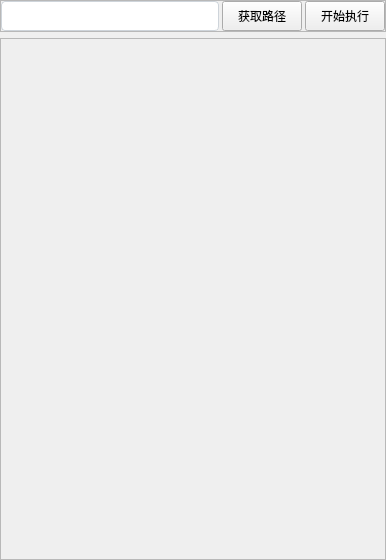
Qt form ui/instruction.ui (jiang-xin9/PyCom) before a commit.
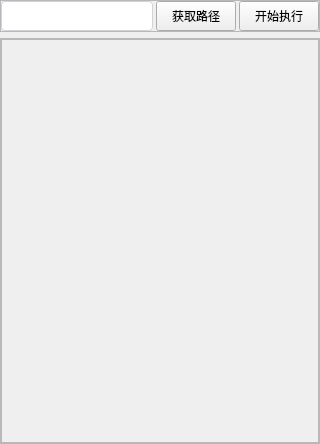
The same form after that commit. Icons and pictures are not drawn. Custom widgets are drawn as their Qt base class.

Commit message: 修改布局，增加滚动条

The edit to the form file:
```diff
--- a/ui/instruction.ui
+++ b/ui/instruction.ui
@@ -6,8 +6,8 @@
    <rect>
     <x>0</x>
     <y>0</y>
-    <width>386</width>
-    <height>560</height>
+    <width>320</width>
+    <height>444</height>
    </rect>
   </property>
   <property name="windowTitle">
@@ -112,6 +112,33 @@
     </widget>
    </item>
    <item>
+    <widget class="QScrollArea" name="scrollArea">
+     <property name="widgetResizable">
+      <bool>true</bool>
+     </property>
+     <widget class="QWidget" name="scrollAreaWidgetContents_2">
+      <property name="geometry">
+       <rect>
+        <x>0</x>
+        <y>0</y>
+        <width>318</width>
+        <height>404</height>
+       </rect>
+      </property>
+      <layout class="QVBoxLayout" name="verticalLayout_4">
+       <property name="leftMargin">
+        <number>0</number>
+       </property>
+       <property name="topMargin">
+        <number>0</number>
+       </property>
+       <property name="rightMargin">
+        <number>0</number>
+       </property>
+       <property name="bottomMargin">
+        <number>0</number>
+       </property>
+       <item>
     <widget class="QFrame" name="frame_2">
      <property name="sizePolicy">
       <sizepolicy hsizetype="Preferred" vsizetype="Expanding">
@@ -130,25 +157,22 @@
        <number>3</number>
       </property>
       <property name="leftMargin">
-       <number>0</number>
+           <number>1</number>
       </property>
       <property name="topMargin">
-       <number>0</number>
+           <number>1</number>
       </property>
       <property name="rightMargin">
-       <number>0</number>
+           <number>1</number>
       </property>
       <property name="bottomMargin">
-       <number>0</number>
-      </property>
-      <item>
-       <layout class="QVBoxLayout" name="verticalLayout_2">
-        <property name="spacing">
-         <number>3</number>
-        </property>
-       </layout>
-      </item>
-     </layout>
+           <number>1</number>
+          </property>
+         </layout>
+        </widget>
+       </item>
+      </layout>
+     </widget>
     </widget>
    </item>
   </layout>
```
Lines whose indentation alone changed are shown as unchanged. The commit also changes 2 other files.
